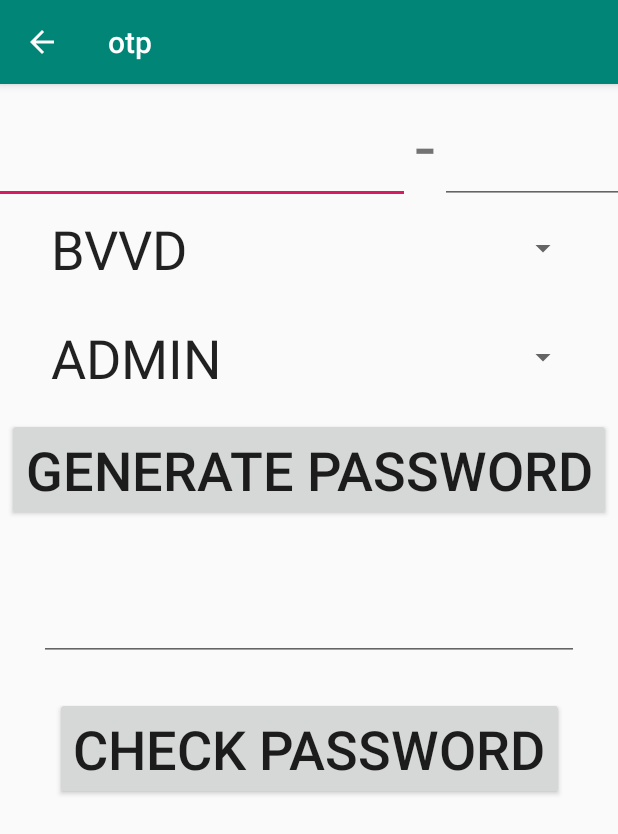
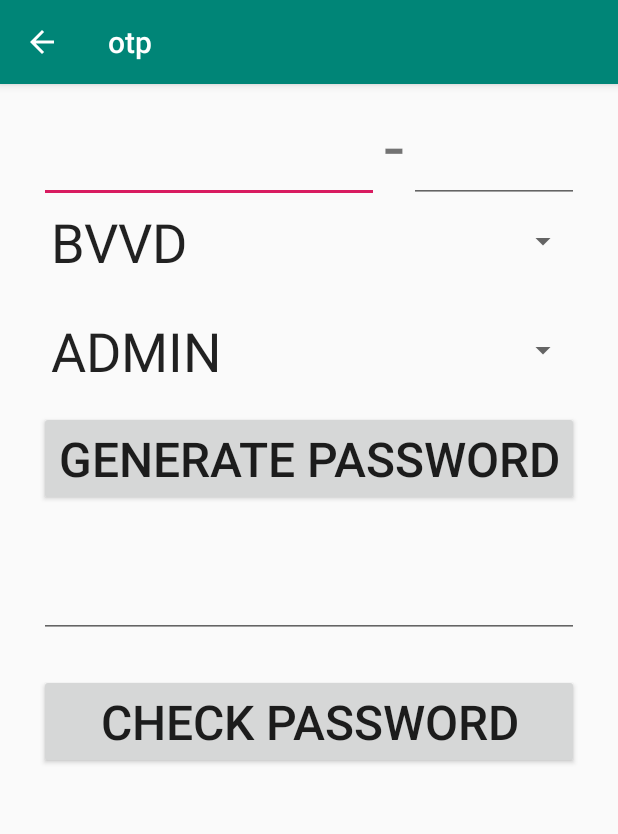
Before and after one commit to cbexpert23-create/otp-generator-notion, an Android app: the screen it shows after launch (MainActivity), on a phone screen of 412 x 824 dp. Shown: the top 834 px of the screen. Run offline under Robolectric (Android 15) with nearby library versions, the phone set to English and light mode, and no system bars; 1 statement that could not run was skipped.

Commit message:
UI 사이즈 조절. README 수정

```diff
--- a/app/src/main/res/layout/activity_main.xml
+++ b/app/src/main/res/layout/activity_main.xml
@@ -10,7 +10,7 @@
 
     <LinearLayout
         android:id="@+id/layout_polling_center"
-        android:layout_width="480dp"
+        android:layout_width="360dp"
         android:layout_height="wrap_content"
         android:layout_marginTop="8dp"
         app:layout_constraintEnd_toEndOf="parent"
@@ -26,7 +26,7 @@
             android:inputType="numberDecimal"
             android:maxLength="6"
             android:nextFocusDown="@id/edit_polling_station"
-            android:textSize="36sp"
+            android:textSize="32sp"
             app:layout_constraintStart_toStartOf="parent"
             app:layout_constraintTop_toTopOf="parent" />
 
@@ -45,14 +45,14 @@
             android:ems="10"
             android:inputType="numberDecimal"
             android:maxLength="2"
-            android:textSize="36sp"
+            android:textSize="32sp"
             app:layout_constraintStart_toStartOf="parent"
             app:layout_constraintTop_toTopOf="parent" />
     </LinearLayout>
 
     <LinearLayout
         android:id="@+id/layout_imei"
-        android:layout_width="480dp"
+        android:layout_width="360dp"
         android:layout_height="wrap_content"
         android:layout_marginTop="8dp"
         app:layout_constraintEnd_toEndOf="parent"
@@ -68,7 +68,7 @@
             android:inputType="numberDecimal"
             android:maxLength="8"
             android:nextFocusDown="@id/edit_imei2"
-            android:textSize="36sp"
+            android:textSize="32sp"
             app:layout_constraintStart_toStartOf="parent"
             app:layout_constraintTop_toTopOf="parent" />
 
@@ -88,7 +88,7 @@
             android:inputType="numberDecimal"
             android:maxLength="6"
             android:nextFocusDown="@id/edit_imei3"
-            android:textSize="36sp"
+            android:textSize="32sp"
             app:layout_constraintStart_toStartOf="parent"
             app:layout_constraintTop_toTopOf="parent" />
 
@@ -107,7 +107,7 @@
             android:ems="10"
             android:inputType="numberDecimal"
             android:maxLength="1"
-            android:textSize="36sp"
+            android:textSize="32sp"
             app:layout_constraintStart_toStartOf="parent"
             app:layout_constraintTop_toTopOf="parent" />
     </LinearLayout>
@@ -123,7 +123,7 @@
 
     <Spinner
         android:id="@+id/spinner_permissions"
-        android:layout_width="0dp"
+        android:layout_width="360dp"
         android:layout_height="wrap_content"
         android:layout_marginTop="8dp"
         android:entries="@array/permissions"
@@ -133,35 +133,35 @@
 
     <Button
         android:id="@+id/button_generate_password"
-        android:layout_width="wrap_content"
+        android:layout_width="360dp"
         android:layout_height="wrap_content"
         android:layout_marginTop="8dp"
         android:onClick="onClick"
         android:text="generate password"
-        android:textSize="36sp"
+        android:textSize="32sp"
         app:layout_constraintEnd_toEndOf="parent"
         app:layout_constraintStart_toStartOf="parent"
         app:layout_constraintTop_toBottomOf="@+id/spinner_permissions" />
 
     <EditText
         android:id="@+id/edit_password"
-        android:layout_width="0dp"
+        android:layout_width="360dp"
         android:layout_height="wrap_content"
         android:layout_marginTop="24dp"
         android:inputType="textNoSuggestions"
-        android:textSize="36sp"
+        android:textSize="32sp"
         app:layout_constraintEnd_toEndOf="@+id/spinner_permissions"
         app:layout_constraintStart_toStartOf="@+id/spinner_permissions"
         app:layout_constraintTop_toBottomOf="@+id/button_generate_password" />
 
     <Button
         android:id="@+id/button_check_password"
-        android:layout_width="wrap_content"
+        android:layout_width="360dp"
         android:layout_height="wrap_content"
         android:layout_marginTop="24dp"
         android:onClick="onClick"
         android:text="check password"
-        android:textSize="36sp"
+        android:textSize="32sp"
         app:layout_constraintEnd_toEndOf="@+id/button_generate_password"
         app:layout_constraintStart_toStartOf="@+id/button_generate_password"
         app:layout_constraintTop_toBottomOf="@+id/edit_password" />
@@ -170,8 +170,10 @@
         android:id="@+id/text_result"
         android:layout_width="wrap_content"
         android:layout_height="wrap_content"
+        android:layout_marginStart="32dp"
         android:layout_marginTop="8dp"
-        android:textSize="36sp"
+        android:layout_marginEnd="32dp"
+        android:textSize="32sp"
         app:layout_constraintEnd_toEndOf="parent"
         app:layout_constraintStart_toStartOf="parent"
         app:layout_constraintTop_toBottomOf="@+id/button_check_password" />
```
Also changed, not shown: 1 other file.
